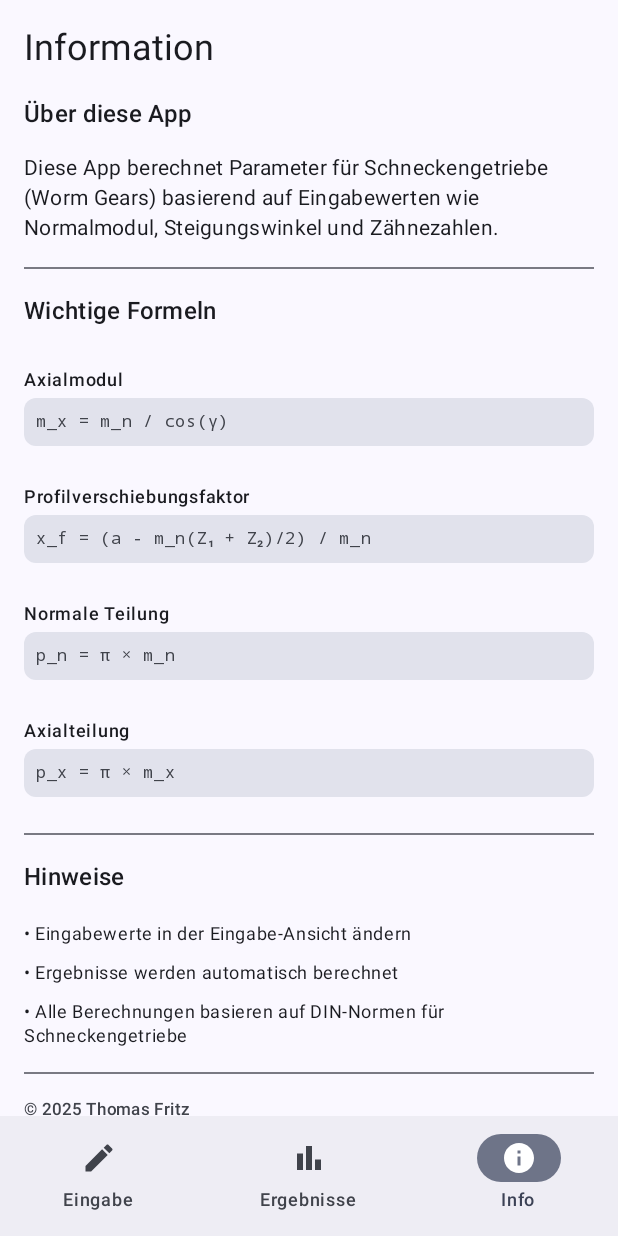
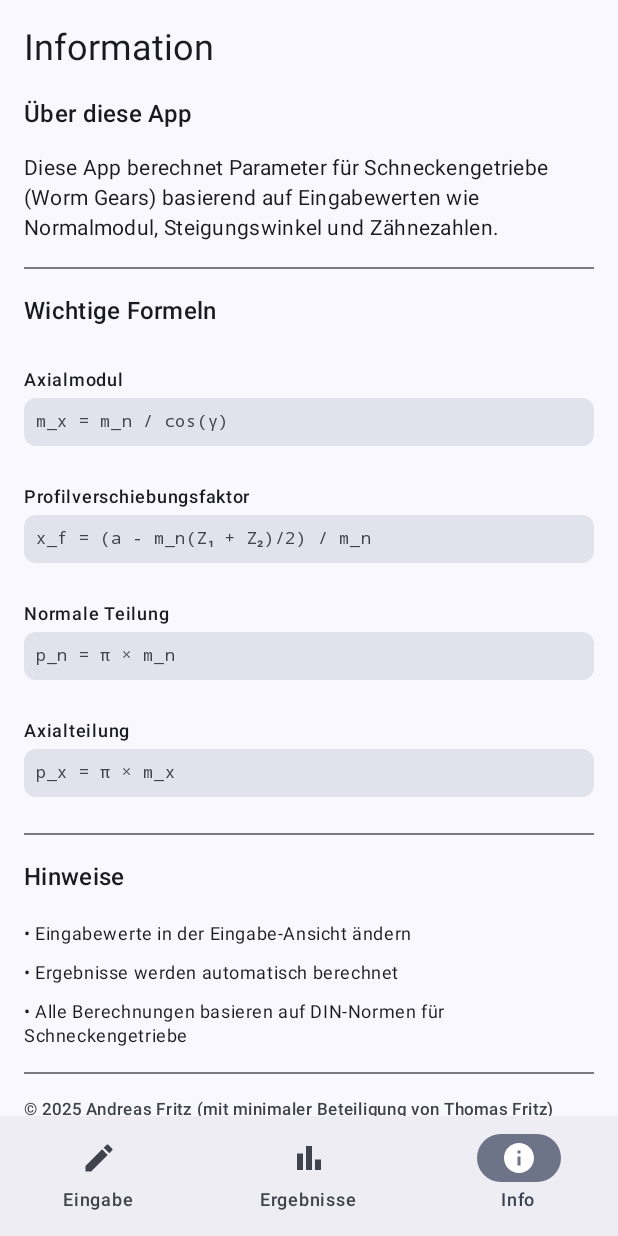
Before and after one commit to Thomasius1984/WormGearCalculator, an Android app built with Jetpack Compose: the screen it shows after launch (MainActivity), item 3 of the bottom bar chosen, on a phone screen of 412 x 824 dp. Run offline under Robolectric (Android 15) with nearby library versions, the phone set to English and light mode, and no system bars.

Commit message:
Update copyright notice in InfoScreen to reflect authorship

```diff
--- a/app/src/main/java/net/fritz/walze/ui/screens/InfoScreen.kt
+++ b/app/src/main/java/net/fritz/walze/ui/screens/InfoScreen.kt
@@ -78,7 +78,7 @@ fun InfoScreen(modifier: Modifier = Modifier) {
             horizontalAlignment = Alignment.Start
         ) {
             Text(
-                text = "© 2025 Thomas Fritz",
+                text = "© 2025 Andreas Fritz (mit minimaler Beteiligung von Thomas Fritz)",
                 style = MaterialTheme.typography.labelSmall,
                 color = MaterialTheme.colorScheme.onSurfaceVariant
             )
```
